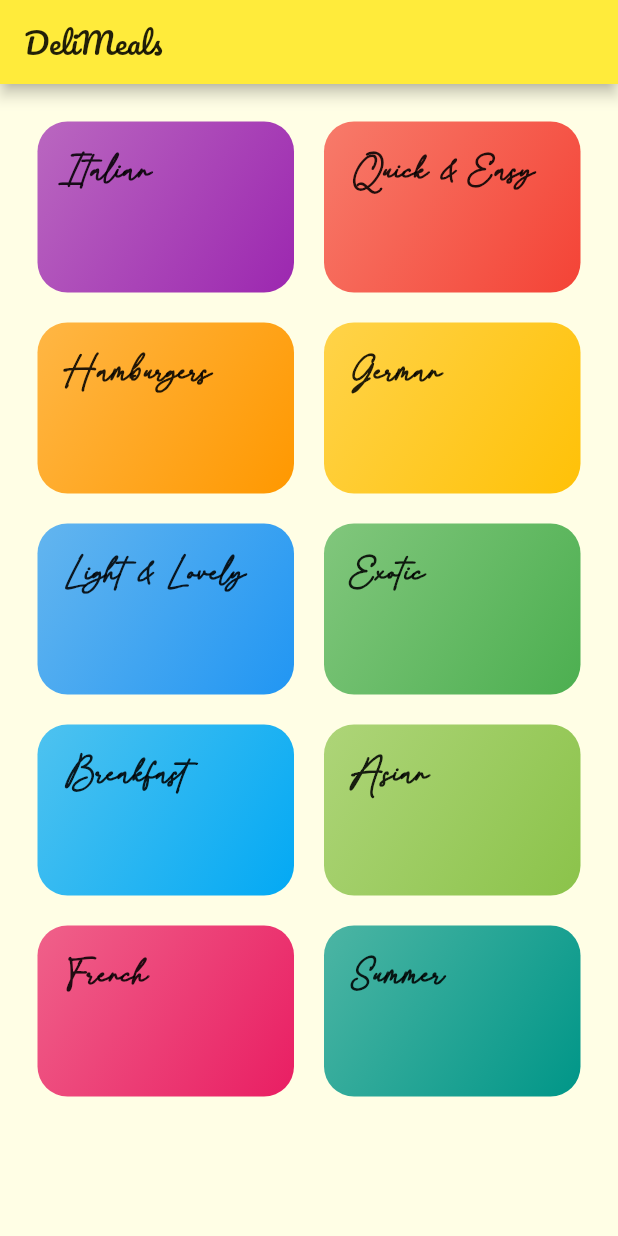
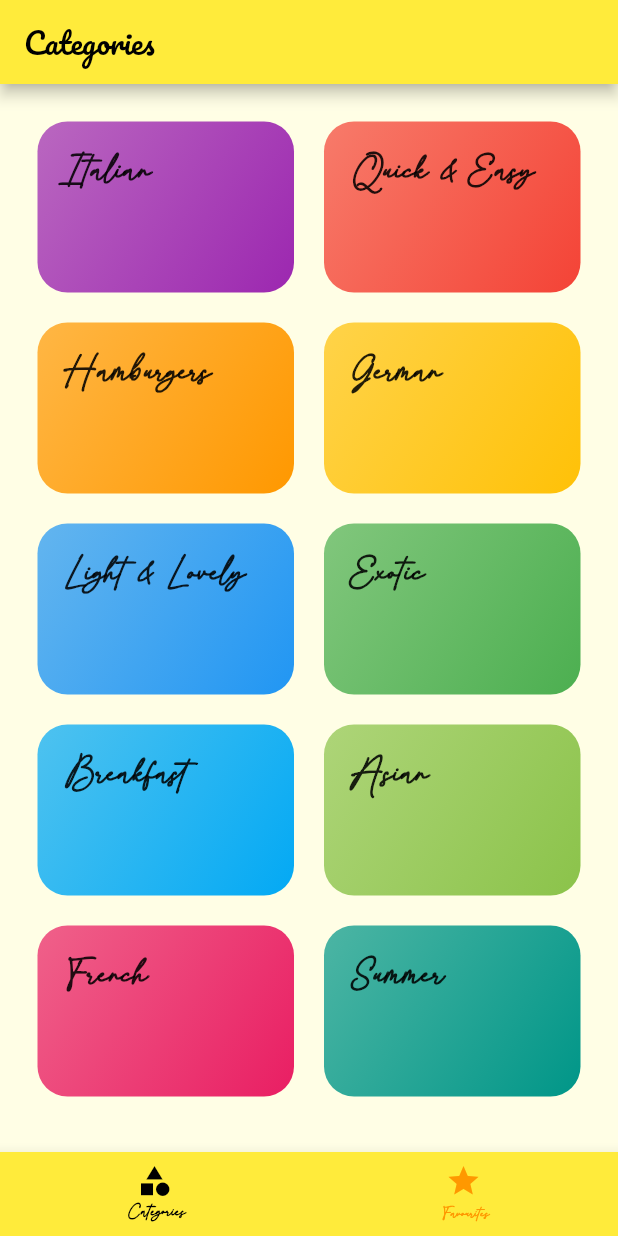
Before and after one commit to Holy-Morphism/Meals-app, a Flutter app: the screen it shows after launch, on a phone screen of 412 x 824 dp. Run offline on Flutter 3.47's test engine with Material 2 defaults, Android fonts, the phone set to English and light mode, and no system bars.

Commit message:
bottom navigation bar added

```diff
--- a/lib/main.dart
+++ b/lib/main.dart
@@ -1,7 +1,8 @@
 import 'package:flutter/material.dart';
 
 import './screens/categories_meal_screen.dart';
-import './screens/categories_screen.dart';
+import './screens/meal_detail_screen.dart';
+import './screens/tabs_screen.dart';
 
 void main() => runApp(const MyApp());
 
@@ -10,9 +11,11 @@ class MyApp extends StatelessWidget {
   @override
   Widget build(BuildContext context) {
     return MaterialApp(
+      debugShowCheckedModeBanner: false,
       title: 'DeliMeals',
       theme: ThemeData(
         primarySwatch: Colors.yellow,
+        cardColor: Colors.orange,
         canvasColor: const Color.fromRGBO(255, 254, 229, 1),
         fontFamily: 'Pacifico',
         textTheme: const TextTheme(
@@ -24,15 +27,21 @@ class MyApp extends StatelessWidget {
               fontWeight: FontWeight.bold,
               fontSize: 30,
               fontFamily: 'GustatoryDelightRegular'),
+          bodySmall: TextStyle(
+              color: Colors.black,
+              fontWeight: FontWeight.bold,
+              fontSize: 20,
+              fontFamily: 'Pacifico'),
           titleLarge: TextStyle(
             fontFamily: 'Pacifico',
           ),
         ),
       ),
       routes: {
-        CatogeriesMealScreen.routeName: (context) => CatogeriesMealScreen()
+        CatogeriesMealScreen.routeName: (context) => CatogeriesMealScreen(),
+        MealDetailScreen.routeName: (context) => const MealDetailScreen()
       },
-      home: const CategoriesScreen(),
+      home: const TabScreen(),
     );
   }
 }
--- a/lib/screens/categories_meal_screen.dart
+++ b/lib/screens/categories_meal_screen.dart
@@ -23,6 +23,7 @@ class CatogeriesMealScreen extends StatelessWidget {
       body: ListView.builder(
         itemBuilder: (ctx, index) {
           return MealItem(
+              categoryMeals[index].id,
               categoryMeals[index].title,
               categoryMeals[index].imageUrl,
               categoryMeals[index].duration,
--- a/lib/screens/categories_screen.dart
+++ b/lib/screens/categories_screen.dart
@@ -1,4 +1,5 @@
 import 'package:flutter/material.dart';
+
 import '../widgets/category_item.dart';
 import '../dummy_data.dart';
 
@@ -7,14 +8,7 @@ class CategoriesScreen extends StatelessWidget {
 
   @override
   Widget build(BuildContext context) {
-    return Scaffold(
-      appBar: AppBar(
-        title: Text(
-          'DeliMeals',
-          style: Theme.of(context).textTheme.titleLarge,
-        ),
-      ),
-      body: GridView(
+    return GridView(
         padding: const EdgeInsets.all(25),
         gridDelegate: const SliverGridDelegateWithMaxCrossAxisExtent(
             maxCrossAxisExtent: 200,
@@ -29,7 +23,6 @@ class CategoriesScreen extends StatelessWidget {
                 color: e.color,
               ),
             )
-              .toList()),
-    );
+            .toList());
   }
 }
--- /dev/null
+++ b/lib/screens/tabs_screen.dart
@@ -0,0 +1,47 @@
+import 'package:flutter/material.dart';
+
+import './categories_screen.dart';
+import './favourite_screen.dart';
+
+class TabScreen extends StatefulWidget {
+  const TabScreen({super.key});
+
+  @override
+  State<TabScreen> createState() => _TabScreenState();
+}
+
+class _TabScreenState extends State<TabScreen> {
+  final List<Map<String, dynamic>> _pages = const [
+    {'page': CategoriesScreen(), 'title': 'Categories'},
+    {'page': FavouriteScreen(), 'title': 'Favourite'},
+  ];
+  int _selected = 0;
+  void _selectedPage(int index) {
+    setState(() {
+      _selected = index;
+    });
+  }
+
+  @override
+  Widget build(BuildContext context) {
+    return Scaffold(
+      appBar: AppBar(
+        title: Text(_pages[_selected]['title'] as String),
+      ),
+      body: _pages[_selected]['page'] as Widget,
+      bottomNavigationBar: BottomNavigationBar(
+        backgroundColor: Theme.of(context).primaryColor,
+        selectedItemColor: Colors.black,
+        unselectedItemColor: Theme.of(context).cardColor,
+        currentIndex: _selected,
+//type: BottomNavigationBarType.shifting,
+        onTap: _selectedPage,
+        items: const [
+          BottomNavigationBarItem(
+              icon: Icon(Icons.category), label: 'Categories'),
+          BottomNavigationBarItem(icon: Icon(Icons.star), label: 'Favourites'),
+        ],
+      ),
+    );
+  }
+}
```
Also changed, not shown: lib/screens/favourite_screen.dart (added, +10 -0 lines), lib/screens/meal_detail_screen.dart (added, +96 -0 lines), lib/widgets/meal_item.dart (+121 -7 lines). Lines whose indentation alone changed are shown as unchanged.
